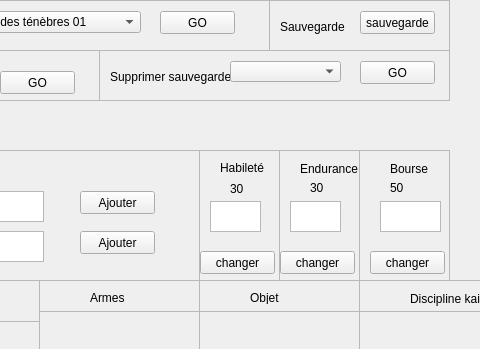
Above: untitled.ui from 2111325-Bellerose-Olivier/LOliveEtLeMerle before the change; both pictures show x 641 to 1121 and y 0 to 349 of the 1207 by 735 pixel window. Below: the same form after it.
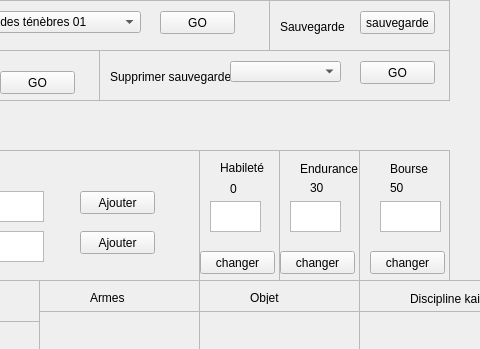
That is the form after the change.

```diff
--- a/untitled.ui
+++ b/untitled.ui
@@ -701,7 +701,7 @@
        </rect>
       </property>
       <property name="text">
-       <string>30</string>
+       <string>0</string>
       </property>
      </widget>
      <widget class="QPushButton" name="pushButton">
```
Left out of the diff: 34 changed lines with no effect on the pictures.
